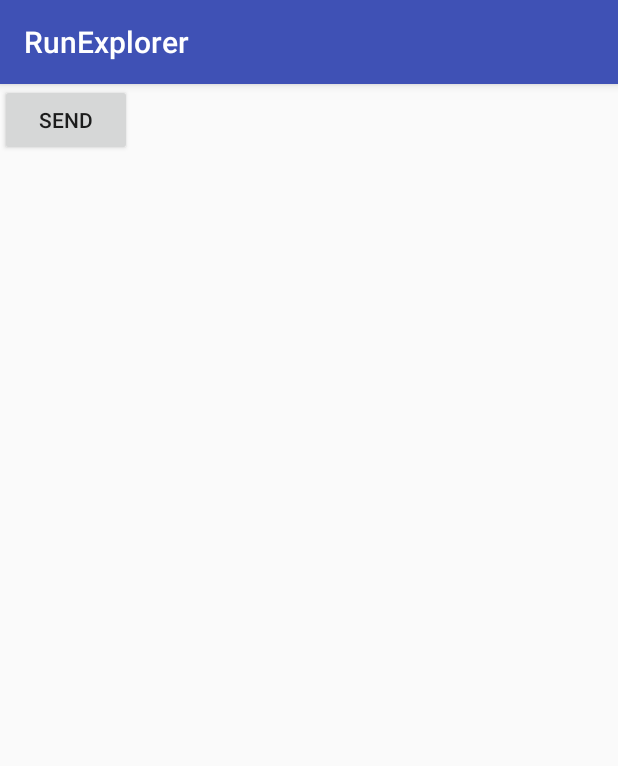
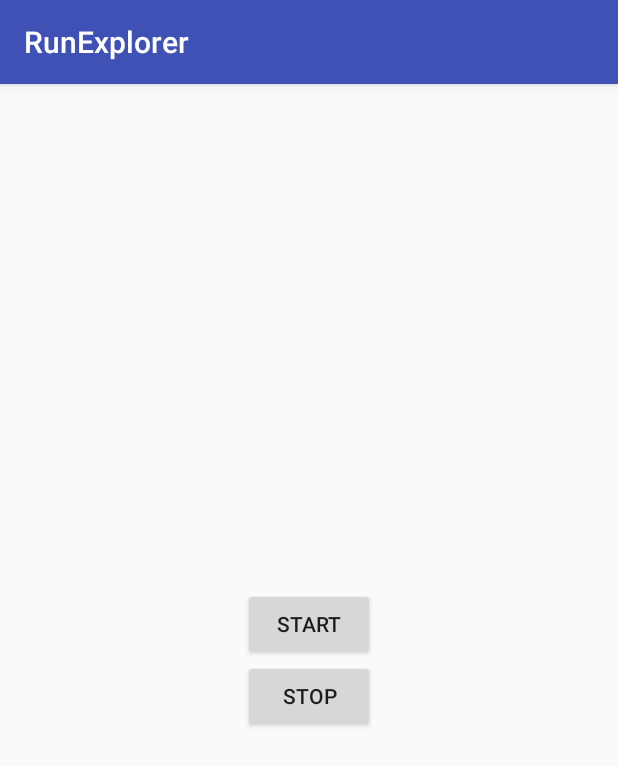
Before and after one commit to WPaczula/run-explorer, an Android app: the RunActivity screen opened directly, with no data from a screen before it, on a phone screen of 412 x 824 dp. Shown: the top 766 px of the screen. Run offline under Robolectric (Android 15) with nearby library versions, the phone set to English and light mode, and no system bars; 1 statement that could not run was skipped.

Commit message:
Improve android-tizen connection, expand data size

```diff
--- a/Android/RunExplorer/app/src/main/java/polsl/engineer/runexplorer/RunActivity.java
+++ b/Android/RunExplorer/app/src/main/java/polsl/engineer/runexplorer/RunActivity.java
@@ -9,21 +9,26 @@ import android.support.v7.app.AppCompatActivity;
 import android.os.Bundle;
 import android.util.Log;
 import android.view.View;
+import android.widget.TextView;
 import android.widget.Toast;
 
 import com.google.android.gms.maps.model.LatLng;
+
+import org.w3c.dom.Text;
 
 import polsl.engineer.runexplorer.R;
 import polsl.engineer.runexplorer.SAAService.ConsumerService;
 
 public class RunActivity extends AppCompatActivity {
 
-    private String JSON = "{\"route\": [{\"lat\": 50.249930, \"lng\": 18.565919}," +
+    private String JSON = "{\"type\":\"start\"," +
+            "\"route\": [{\"lat\": 50.249930, \"lng\": 18.565919}," +
             "{\"lat\": 50.250253, \"lng\": 18.566552}," +
             "{\"lat\": 50.250415, \"lng\": 18.566706}," +
             "{\"lat\": 50.250747, \"lng\": 18.566952}," +
             "{\"lat\": 50.250722, \"lng\": 18.567749}," +
             "{\"lat\": 50.250677, \"lng\": 18.568315}]}";
+    private String stopJSON = "{\"type\":\"stop\"}";
     private boolean isBound = false;
     private ConsumerService consumerService = null;
 
@@ -50,14 +55,20 @@ public class RunActivity extends AppCompatActivity {
         }
     };
 
-    public void sendJSON(View view){
-        //consumerService.findPeers();
-        if(consumerService.sendData(JSON)){
-            Toast.makeText(getApplicationContext(), "SENT", Toast.LENGTH_SHORT).show();
+    public void stop(View view){
+        if(isBound && consumerService.sendData(stopJSON)){
+            Toast.makeText(getApplicationContext(), "STOPPED", Toast.LENGTH_SHORT).show();
+        } else {
+            Toast.makeText(getApplicationContext(), "No connection", Toast.LENGTH_SHORT).show();
+        }
+    }
+
+    public void start(View view){
+        if(isBound && consumerService.sendData(JSON)){
+            Toast.makeText(getApplicationContext(), "STARTED", Toast.LENGTH_SHORT).show();
         }else
         {
             Toast.makeText(getApplicationContext(), "No connection", Toast.LENGTH_SHORT).show();
         }
     }
-
 }
--- a/Android/RunExplorer/app/src/main/java/polsl/engineer/runexplorer/SAAService/ConsumerService.java
+++ b/Android/RunExplorer/app/src/main/java/polsl/engineer/runexplorer/SAAService/ConsumerService.java
@@ -126,6 +126,7 @@ public class ConsumerService extends SAAgent {
         @Override
         public void onReceive(int channelId, byte[] data) {
             final String message = new String(data);
+            Log.i("SMARTWATCH", "onReceive: " + message);
         }
 
         @Override
--- a/Android/RunExplorer/app/src/main/res/layout/activity_run.xml
+++ b/Android/RunExplorer/app/src/main/res/layout/activity_run.xml
@@ -1,14 +1,21 @@
 <?xml version="1.0" encoding="utf-8"?>
-<android.support.constraint.ConstraintLayout xmlns:android="http://schemas.android.com/apk/res/android"
-    xmlns:app="http://schemas.android.com/apk/res-auto"
+<LinearLayout xmlns:android="http://schemas.android.com/apk/res/android"
     xmlns:tools="http://schemas.android.com/tools"
     android:layout_width="match_parent"
     android:layout_height="match_parent"
-    tools:context="polsl.engineer.runexplorer.RunActivity">
+    tools:context="polsl.engineer.runexplorer.RunActivity"
+    android:gravity="center"
+    android:orientation="vertical">
     <Button
-        android:id="@+id/send_btn"
-        android:text="@string/send"
+        android:id="@+id/start_btn"
+        android:text="@string/start"
         android:layout_width="wrap_content"
         android:layout_height="wrap_content"
-        android:onClick="sendJSON"/>
-</android.support.constraint.ConstraintLayout>
+        android:onClick="start"/>
+    <Button
+        android:id="@+id/stop_btn"
+        android:text="@string/stop"
+        android:layout_width="wrap_content"
+        android:layout_height="wrap_content"
+        android:onClick="stop"/>
+</LinearLayout>
--- a/Android/RunExplorer/app/src/main/res/values/strings.xml
+++ b/Android/RunExplorer/app/src/main/res/values/strings.xml
@@ -7,5 +7,6 @@
     <string name="send_route_data">GO</string>
     <string name="NoPeersFound">No peers found</string>
     <string name="ConnectionFailure">Connection failure</string>
-    <string name="send">send</string>
+    <string name="start">start</string>
+    <string name="stop">stop</string>
 </resources>
```
Also changed, not shown: 5 other files.
